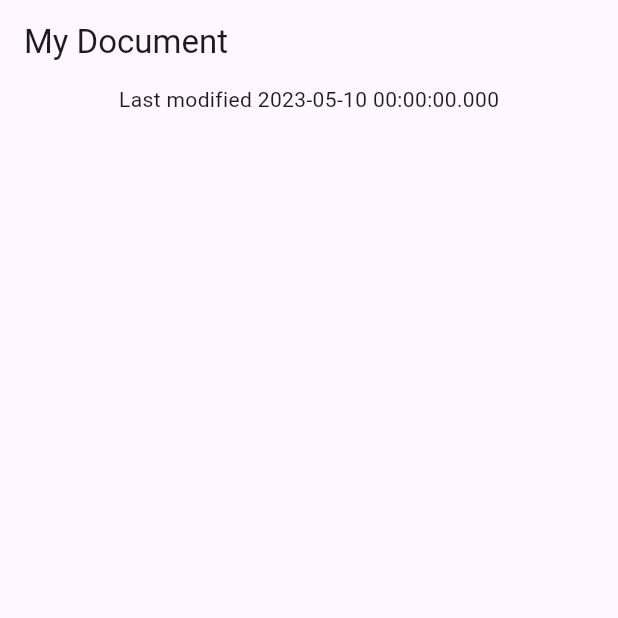
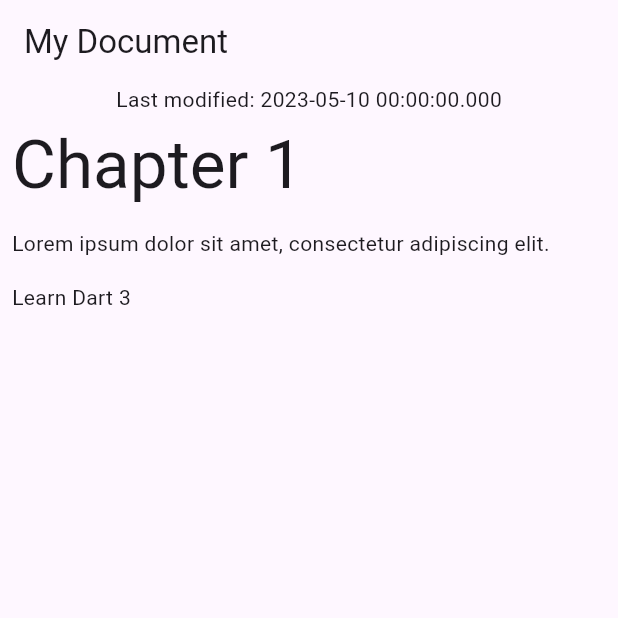
Before and after one commit to eeevvaaa/patterns_records, a Flutter app: the screen it shows after launch, on a phone screen of 412 x 824 dp, the top half of it. Run offline on Flutter 3.47's test engine with Material 2 defaults, Android fonts, the phone set to English and light mode, and no system bars.

Commit message:
Add block class and display block data

```diff
--- a/lib/data.dart
+++ b/lib/data.dart
@@ -13,6 +13,28 @@
           }
         }) {
       return (title, modified: DateTime.parse(localModified));
+    } else {
+      throw const FormatException('Unexpected JSON');
+    }
+  }
+
+  List<Block> getBlocks() {
+    if (_json case {'blocks': List blocksJson}) {
+      return [for (final block in blocksJson) Block.fromJson(block)];
+    } else {
+      throw const FormatException('Unexpected JSON');
+    }
+  }
+}
+
+class Block {
+  final String type;
+  final String text;
+  Block(this.type, this.text);
+
+  factory Block.fromJson(Map<String, dynamic> json) {
+    if (json case {'type': final type, 'text': final text}) {
+      return Block(type, text);
     } else {
       throw const FormatException('Unexpected JSON');
     }
--- a/lib/main.dart
+++ b/lib/main.dart
@@ -31,6 +31,7 @@
   @override
   Widget build(BuildContext context) {
     final (title, :modified) = document.metadata;
+    final blocks = document.getBlocks();
 
     return Scaffold(
       appBar: AppBar(
@@ -38,9 +39,13 @@
       ),
       body: Column(
         children: [
-          Center(
-            child: Text(
-              'Last modified $modified',
+          Text('Last modified: $modified'),
+          Expanded(
+            child: ListView.builder(
+              itemCount: blocks.length,
+              itemBuilder: (context, index) {
+                return BlockWidget(block: blocks[index]);
+              },
             ),
           ),
         ],
@@ -48,3 +53,33 @@
     );
   }
 }
+
+class BlockWidget extends StatelessWidget {
+  final Block block;
+
+  const BlockWidget({
+    required this.block,
+    super.key,
+  });
+
+  @override
+  Widget build(BuildContext context) {
+    TextStyle? textStyle;
+    switch (block.type) {
+      case 'h1':
+        textStyle = Theme.of(context).textTheme.displayMedium;
+      case 'p' || 'checkbox':
+        textStyle = Theme.of(context).textTheme.bodyMedium;
+      case _:
+        textStyle = Theme.of(context).textTheme.bodySmall;
+    }
+
+    return Container(
+      margin: const EdgeInsets.all(8),
+      child: Text(
+        block.text,
+        style: textStyle,
+      ),
+    );
+  }
+}
```
